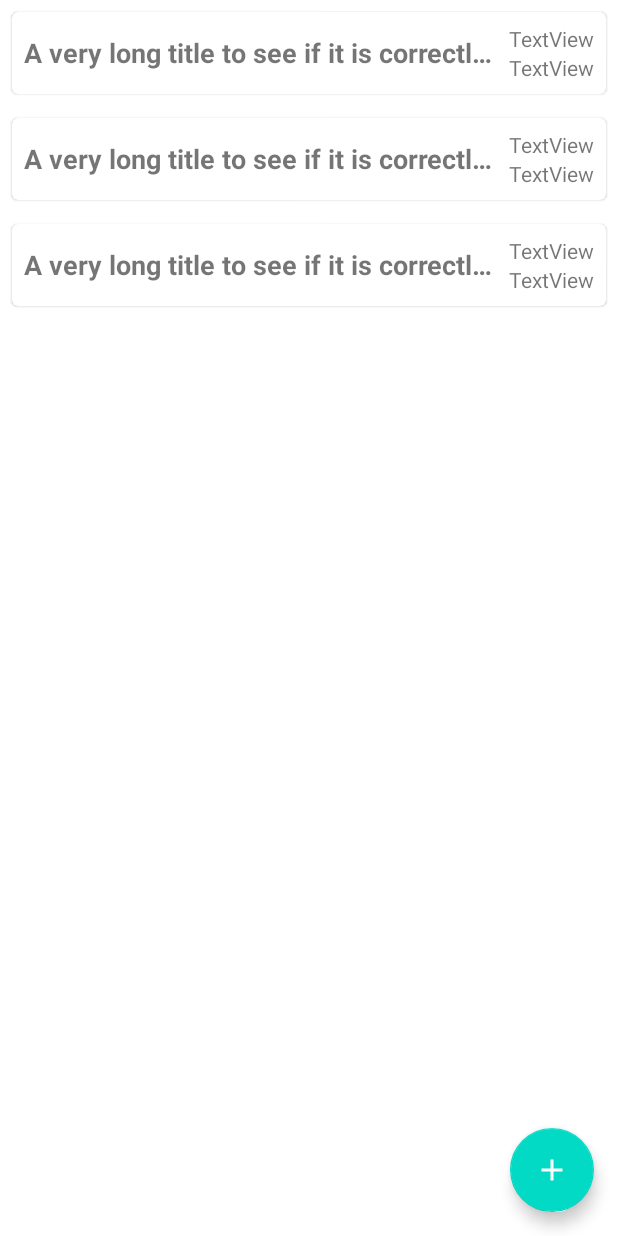
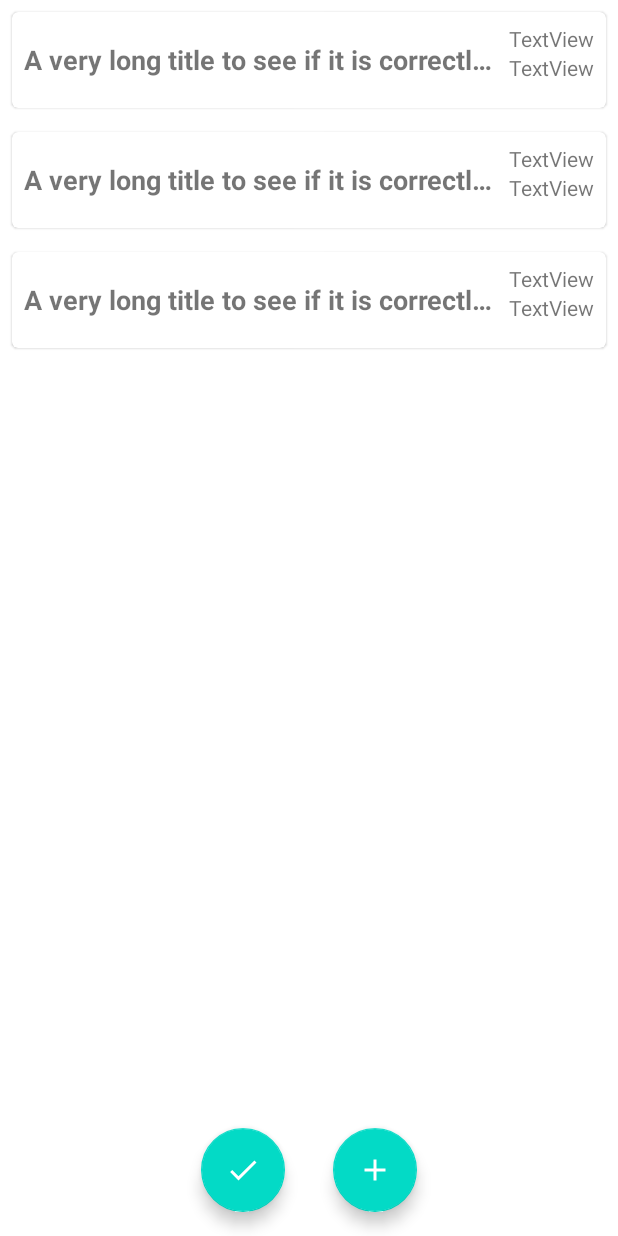
Before and after one commit to isidro89/todo-declex, an Android app: the layout fragment_tasklist.xml on its own in the app's theme, with its tools: preview values and no code run, on a phone screen of 412 x 824 dp. Run offline under Robolectric (Android 15) with nearby library versions, the phone set to English and light mode, and no system bars.

Commit message:
adding checkbox to edit task status (done, not done) and adding fab to toggle status edition mode on/off

```diff
--- a/app/src/main/java/com/dspot/declex/example/todo/ui/tasklist/TaskListFragment.java
+++ b/app/src/main/java/com/dspot/declex/example/todo/ui/tasklist/TaskListFragment.java
@@ -18,6 +18,7 @@ import pl.com.dspot.archiannotations.annotation.Observer;
 import pl.com.dspot.archiannotations.annotation.ViewModel;
 
 import static com.dspot.declex.actions.Action.$Populate;
+import static com.dspot.declex.example.todo.ui.tasklist.TaskToDoItemViewModel.canEditStatus;
 
 @EBinder
 @EFragment(R.layout.fragment_tasklist)
@@ -43,6 +44,12 @@ public class TaskListFragment extends Fragment {
         navigation.goToAddTaskFragment();
     }
 
+    @Click
+    void buttonCheckDoneTasks() {
+        TaskToDoItemViewModel.canEditStatus = !TaskToDoItemViewModel.canEditStatus;
+        $Populate(taskList);
+    }
+
     @Click(R.id.card_view_root)
     public void showTaskDetails(TaskToDoItemViewModel model) {
         model.showDetails();
--- a/app/src/main/java/com/dspot/declex/example/todo/ui/tasklist/TaskToDoItemViewModel.java
+++ b/app/src/main/java/com/dspot/declex/example/todo/ui/tasklist/TaskToDoItemViewModel.java
@@ -1,4 +1,8 @@
 package com.dspot.declex.example.todo.ui.tasklist;
+
+import android.support.constraint.Group;
+import android.view.View;
+import android.widget.CheckBox;
 
 import com.dspot.declex.example.todo.Navigation;
 import com.dspot.declex.example.todo.api.ItemViewModel;
@@ -15,6 +19,8 @@ import pl.com.dspot.archiannotations.annotation.EViewModel;
 @EBean
 @EViewModel
 public class TaskToDoItemViewModel extends ItemViewModel<TaskToDo> {
+
+    public static boolean canEditStatus = false;
 
     @Bean
     Navigation navigation;
@@ -38,4 +44,21 @@ public class TaskToDoItemViewModel extends ItemViewModel<TaskToDo> {
     public void showDetails() {
         navigation.goToTaskDetails(model);
     }
+
+    public void getDateGroup(Group dateGroup) {
+        if (canEditStatus) {
+            dateGroup.setVisibility(View.INVISIBLE);
+        } else {
+            dateGroup.setVisibility(View.VISIBLE);
+        }
+    }
+
+    public void getStatusCheckBox(CheckBox checkBox) {
+        checkBox.setChecked(model.getDone());
+        if (canEditStatus) {
+            checkBox.setVisibility(View.VISIBLE);
+        } else {
+            checkBox.setVisibility(View.INVISIBLE);
+        }
+    }
 }
--- /dev/null
+++ b/app/src/main/res/drawable/ic_check_black_24dp.xml
@@ -0,0 +1,9 @@
+<vector xmlns:android="http://schemas.android.com/apk/res/android"
+        android:width="24dp"
+        android:height="24dp"
+        android:viewportWidth="24.0"
+        android:viewportHeight="24.0">
+    <path
+        android:fillColor="#FF000000"
+        android:pathData="M9,16.17L4.83,12l-1.42,1.41L9,19 21,7l-1.41,-1.41z"/>
+</vector>
--- a/app/src/main/res/layout/fragment_tasklist.xml
+++ b/app/src/main/res/layout/fragment_tasklist.xml
@@ -22,12 +22,33 @@
         android:layout_height="wrap_content"
         android:layout_gravity="bottom|end"
         android:layout_margin="@dimen/fab_margin"
+        android:layout_marginStart="8dp"
+        android:layout_marginLeft="8dp"
         android:layout_marginEnd="8dp"
         android:layout_marginRight="8dp"
         android:layout_marginBottom="8dp"
         app:layout_constraintBottom_toBottomOf="parent"
         app:layout_constraintEnd_toEndOf="parent"
+        app:layout_constraintStart_toEndOf="@id/button_check_done_tasks"
         app:srcCompat="@drawable/ic_add_black_24dp"
         app:tint="#fff" />
 
+    <android.support.design.widget.FloatingActionButton
+        android:id="@+id/button_check_done_tasks"
+        android:layout_width="wrap_content"
+        android:layout_height="wrap_content"
+        android:layout_gravity="bottom|end"
+        android:layout_margin="@dimen/fab_margin"
+        android:layout_marginStart="8dp"
+        android:layout_marginLeft="8dp"
+        android:layout_marginEnd="8dp"
+        android:layout_marginRight="8dp"
+        android:layout_marginBottom="8dp"
+        app:layout_constraintBottom_toBottomOf="@+id/taskList"
+        app:layout_constraintEnd_toStartOf="@+id/fab"
+        app:layout_constraintHorizontal_chainStyle="packed"
+        app:layout_constraintStart_toStartOf="parent"
+        app:srcCompat="@drawable/ic_check_black_24dp"
+        app:tint="#fff" />
+
 </android.support.constraint.ConstraintLayout>
--- a/app/src/main/res/layout/task_item.xml
+++ b/app/src/main/res/layout/task_item.xml
@@ -55,5 +55,21 @@
             android:text="TextView"
             app:layout_constraintEnd_toEndOf="parent"
             app:layout_constraintTop_toBottomOf="@+id/date" />
+
+        <android.support.constraint.Group
+            android:id="@+id/date_group"
+            android:layout_width="wrap_content"
+            android:layout_height="wrap_content"
+            app:constraint_referenced_ids="date,time" />
+
+        <CheckBox
+            android:id="@+id/statusCheckBox"
+            android:layout_width="wrap_content"
+            android:layout_height="wrap_content"
+            app:layout_constraintBottom_toBottomOf="parent"
+            app:layout_constraintEnd_toEndOf="parent"
+            app:layout_constraintTop_toTopOf="parent"
+            android:visibility="invisible"/>
+
     </android.support.constraint.ConstraintLayout>
 </android.support.design.card.MaterialCardView>
```
